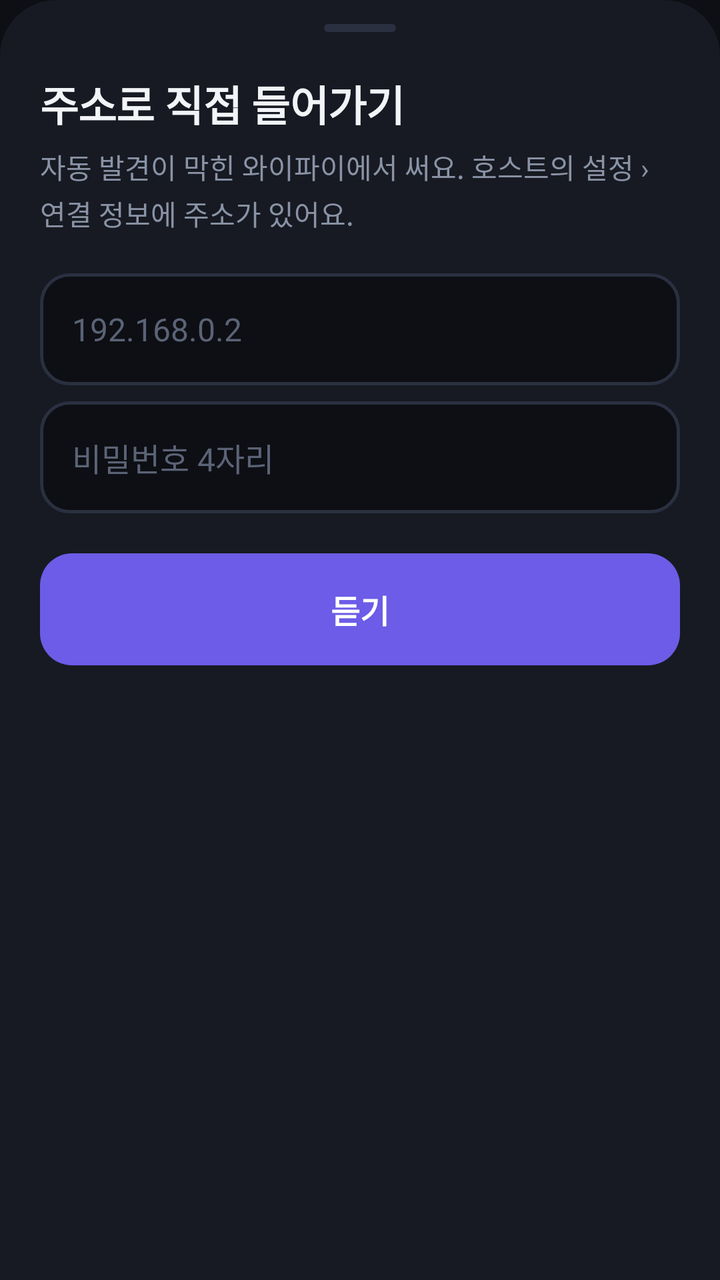
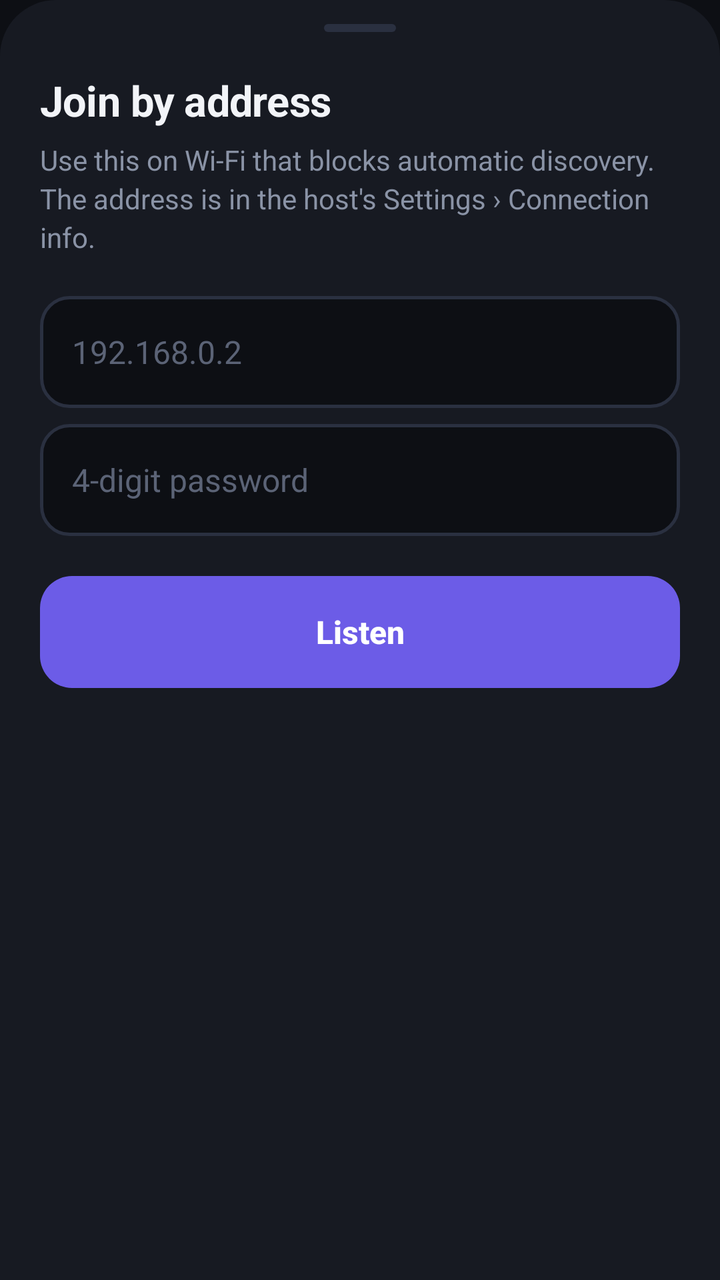

The first picture is an Android layout as it rendered before a commit; the second is the same layout after the commit. The layout source and the unified diff follow.
<!-- AndroidManifest.xml: application theme AppTheme -->
<!-- res/layout/sheet_direct.xml -->
<?xml version="1.0" encoding="utf-8"?>
<LinearLayout xmlns:android="http://schemas.android.com/apk/res/android"
    android:layout_width="match_parent"
    android:layout_height="wrap_content"
    android:background="@drawable/bg_sheet"
    android:orientation="vertical"
    android:paddingStart="20dp"
    android:paddingTop="12dp"
    android:paddingEnd="20dp"
    android:paddingBottom="24dp">

    <View style="@style/Grab" />

    <TextView style="@style/SheetTitle" android:text="주소로 직접 들어가기" />
    <TextView style="@style/SheetLead" android:text="자동 발견이 막힌 와이파이에서 써요. 호스트의 설정 › 연결 정보에 주소가 있어요." />

    <EditText
        android:id="@+id/ipInput"
        style="@style/Input"
        android:layout_marginTop="20dp"
        android:hint="192.168.0.2"
        android:imeOptions="actionNext"
        android:inputType="textUri"
        android:fontFeatureSettings="tnum" />

    <EditText
        android:id="@+id/pwInput"
        style="@style/Input"
        android:layout_marginTop="8dp"
        android:hint="비밀번호 4자리"
        android:imeOptions="actionGo"
        android:inputType="number"
        android:maxLength="4" />

    <Button
        android:id="@+id/btnGo"
        style="@style/Btn.Primary"
        android:layout_marginTop="20dp"
        android:text="듣기" />
</LinearLayout>
<!-- resources referenced by this layout -->
<resources>
  <!-- drawable bg_sheet (drawable) -->
  <?xml version="1.0" encoding="utf-8"?>
  <shape xmlns:android="http://schemas.android.com/apk/res/android">
      <solid android:color="@color/surface" />
      <corners android:topLeftRadius="28dp" android:topRightRadius="28dp" />
  </shape>
  <style name="Btn.Primary">
          <item name="android:background">@drawable/bg_btn_primary</item>
          <item name="android:textColor">#FFFFFFFF</item>
      </style>
  <style name="Grab">
          <item name="android:layout_width">36dp</item>
          <item name="android:layout_height">4dp</item>
          <item name="android:layout_gravity">center_horizontal</item>
          <item name="android:layout_marginBottom">20dp</item>
          <item name="android:background">@drawable/bg_grab</item>
      </style>
  <style name="SheetLead">
          <item name="android:layout_width">match_parent</item>
          <item name="android:layout_height">wrap_content</item>
          <item name="android:layout_marginTop">6dp</item>
          <item name="android:textSize">14sp</item>
          <item name="android:textColor">@color/text_dim</item>
          <item name="android:lineSpacingExtra">3dp</item>
      </style>
  <style name="SheetTitle">
          <item name="android:layout_width">match_parent</item>
          <item name="android:layout_height">wrap_content</item>
          <item name="android:textSize">21sp</item>
          <item name="android:textStyle">bold</item>
          <item name="android:textColor">@color/text</item>
          <item name="android:letterSpacing">-0.01</item>
      </style>
  <style name="AppTheme" parent="@android:style/Theme.Material.NoActionBar">
          <item name="android:windowBackground">@color/bg</item>
          <item name="android:statusBarColor">@color/bg</item>
          <item name="android:navigationBarColor">@color/bg</item>
          <item name="android:colorAccent">@color/accent</item>
          <item name="android:textColorPrimary">@color/text</item>
          <item name="android:textColorSecondary">@color/text_dim</item>
          <item name="android:textColorHint">@color/text_dim</item>
      </style>
  <color name="surface">#171A22</color>
  <!-- drawable bg_btn_primary (drawable) -->
  <?xml version="1.0" encoding="utf-8"?>
  <ripple xmlns:android="http://schemas.android.com/apk/res/android" android:color="@color/accent_press">
      <item>
          <selector>
              <item android:state_enabled="false">
                  <shape><solid android:color="@color/surface_alt" /><corners android:radius="16dp" /></shape>
              </item>
              <item>
                  <shape><solid android:color="@color/accent" /><corners android:radius="16dp" /></shape>
              </item>
          </selector>
      </item>
  </ripple>
  <!-- drawable bg_grab (drawable) -->
  <?xml version="1.0" encoding="utf-8"?>
  <shape xmlns:android="http://schemas.android.com/apk/res/android">
      <solid android:color="@color/stroke" />
      <corners android:radius="2dp" />
  </shape>
  <color name="text">#F2F4F8</color>
  <color name="text_faint">#5B6376</color>
  <color name="text_dim">#8A93A6</color>
  <color name="bg">#0D0F14</color>
  <color name="accent">#6C5CE7</color>
  <color name="accent_press">#5A4BD4</color>
  <color name="surface_alt">#1F2430</color>
  <color name="stroke">#2A3040</color>
  <!-- unchanged entries left out for length: 2 -->
</resources>

<!-- the commit's change to res/layout/sheet_direct.xml (unified diff, before → after) -->
@@ -11,8 +11,8 @@
 
     <View style="@style/Grab" />
 
-    <TextView style="@style/SheetTitle" android:text="주소로 직접 들어가기" />
-    <TextView style="@style/SheetLead" android:text="자동 발견이 막힌 와이파이에서 써요. 호스트의 설정 › 연결 정보에 주소가 있어요." />
+    <TextView style="@style/SheetTitle" android:text="@string/direct_title" />
+    <TextView style="@style/SheetLead" android:text="@string/direct_lead" />
 
     <EditText
         android:id="@+id/ipInput"
@@ -27,7 +27,7 @@
         android:id="@+id/pwInput"
         style="@style/Input"
         android:layout_marginTop="8dp"
-        android:hint="비밀번호 4자리"
+        android:hint="@string/pw_hint"
         android:imeOptions="actionGo"
         android:inputType="number"
         android:maxLength="4" />
@@ -36,5 +36,5 @@
         android:id="@+id/btnGo"
         style="@style/Btn.Primary"
         android:layout_marginTop="20dp"
-        android:text="듣기" />
+        android:text="@string/direct_go" />
 </LinearLayout>
<!-- resource entries referenced after the edit -->
@@ -6,6 +6,10 @@
       <solid android:color="@color/surface" />
       <corners android:topLeftRadius="28dp" android:topRightRadius="28dp" />
   </shape>
+  <string name="direct_go">Listen</string>
+  <string name="direct_lead">Use this on Wi-Fi that blocks automatic discovery. The address is in the host\'s Settings › Connection info.</string>
+  <string name="direct_title">Join by address</string>
+  <string name="pw_hint">4-digit password</string>
   <style name="Btn.Primary">
           <item name="android:background">@drawable/bg_btn_primary</item>
           <item name="android:textColor">#FFFFFFFF</item>
